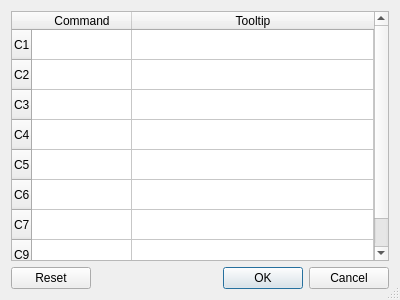
gsi-ee/go4, file qt4/Go4GUI/TGo4UserCommandsDialog.ui: the form before one commit.
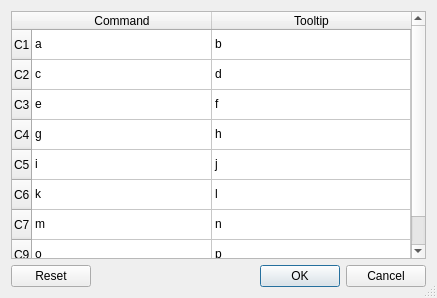
The form after the commit.

Commit message: go4 gui: implemented configuration window for user defined analysis macro commands. Still problem with automatically defined shortcuts under Qt5. Under test.

Patch:
```diff
--- a/qt4/Go4GUI/TGo4UserCommandsDialog.ui
+++ b/qt4/Go4GUI/TGo4UserCommandsDialog.ui
@@ -6,8 +6,8 @@
    <rect>
     <x>0</x>
     <y>0</y>
-    <width>400</width>
-    <height>300</height>
+    <width>437</width>
+    <height>298</height>
    </rect>
   </property>
   <property name="windowTitle">
@@ -20,11 +20,24 @@
    <bool>true</bool>
   </property>
   <layout class="QGridLayout" name="gridLayout">
-   <item row="0" column="0">
-    <widget class="QTableWidget" name="tableWidget">
+   <item row="2" column="0">
+    <widget class="QDialogButtonBox" name="DialogButtonBox">
+     <property name="orientation">
+      <enum>Qt::Horizontal</enum>
+     </property>
+     <property name="standardButtons">
+      <set>QDialogButtonBox::Cancel|QDialogButtonBox::Ok|QDialogButtonBox::Reset</set>
+     </property>
+    </widget>
+   </item>
+   <item row="1" column="0">
+    <widget class="QTableWidget" name="CommandsTable">
      <property name="toolTip">
       <string>&lt;html&gt;&lt;head/&gt;&lt;body&gt;&lt;p&gt;Please specify analysis interpreter command to execute on respective buttons C1...C9 :&lt;/p&gt;&lt;p&gt;'&lt;span style=&quot; font-style:italic;&quot;&gt;@' means 'TGo4Analysis::Instance()-&amp;gt;'&lt;/span&gt;&lt;/p&gt;&lt;p&gt;&lt;span style=&quot; font-style:italic;&quot;&gt;'.x' will invoke ROOT script&lt;/span&gt;&lt;/p&gt;&lt;p&gt;&lt;span style=&quot; font-style:italic;&quot;&gt;'$' will invoke Python.&lt;/span&gt;&lt;/p&gt;&lt;p&gt;Tooltip can be set for bubble help with explanation.&lt;/p&gt;&lt;p&gt;&lt;span style=&quot; font-weight:600;&quot;&gt;Reset button will clear everything!&lt;/span&gt;&lt;/p&gt;&lt;p&gt;&lt;br/&gt;&lt;/p&gt;&lt;/body&gt;&lt;/html&gt;</string>
      </property>
+     <attribute name="horizontalHeaderDefaultSectionSize">
+      <number>180</number>
+     </attribute>
      <attribute name="horizontalHeaderStretchLastSection">
       <bool>true</bool>
      </attribute>
@@ -78,21 +91,86 @@
        <string>Tooltip</string>
       </property>
      </column>
+     <item row="0" column="0">
+      <property name="text">
+       <string>a</string>
+      </property>
+     </item>
      <item row="0" column="1">
       <property name="text">
-       <string/>
+       <string>b</string>
       </property>
      </item>
-    </widget>
-   </item>
-   <item row="1" column="0">
-    <widget class="QDialogButtonBox" name="buttonBox">
-     <property name="orientation">
-      <enum>Qt::Horizontal</enum>
-     </property>
-     <property name="standardButtons">
-      <set>QDialogButtonBox::Cancel|QDialogButtonBox::Ok|QDialogButtonBox::Reset</set>
-     </property>
+     <item row="1" column="0">
+      <property name="text">
+       <string>c</string>
+      </property>
+     </item>
+     <item row="1" column="1">
+      <property name="text">
+       <string>d</string>
+      </property>
+     </item>
+     <item row="2" column="0">
+      <property name="text">
+       <string>e</string>
+      </property>
+     </item>
+     <item row="2" column="1">
+      <property name="text">
+       <string>f</string>
+      </property>
+     </item>
+     <item row="3" column="0">
+      <property name="text">
+       <string>g</string>
+      </property>
+     </item>
+     <item row="3" column="1">
+      <property name="text">
+       <string>h</string>
+      </property>
+     </item>
+     <item row="4" column="0">
+      <property name="text">
+       <string>i</string>
+      </property>
+     </item>
+     <item row="4" column="1">
+      <property name="text">
+       <string>j</string>
+      </property>
+     </item>
+     <item row="5" column="0">
+      <property name="text">
+       <string>k</string>
+      </property>
+     </item>
+     <item row="5" column="1">
+      <property name="text">
+       <string>l</string>
+      </property>
+     </item>
+     <item row="6" column="0">
+      <property name="text">
+       <string>m</string>
+      </property>
+     </item>
+     <item row="6" column="1">
+      <property name="text">
+       <string>n</string>
+      </property>
+     </item>
+     <item row="7" column="0">
+      <property name="text">
+       <string>o</string>
+      </property>
+     </item>
+     <item row="7" column="1">
+      <property name="text">
+       <string>p</string>
+      </property>
+     </item>
     </widget>
    </item>
   </layout>
```
Left out of the diff: 4 changed lines with no effect on the pictures. The commit also changes 7 other files.
